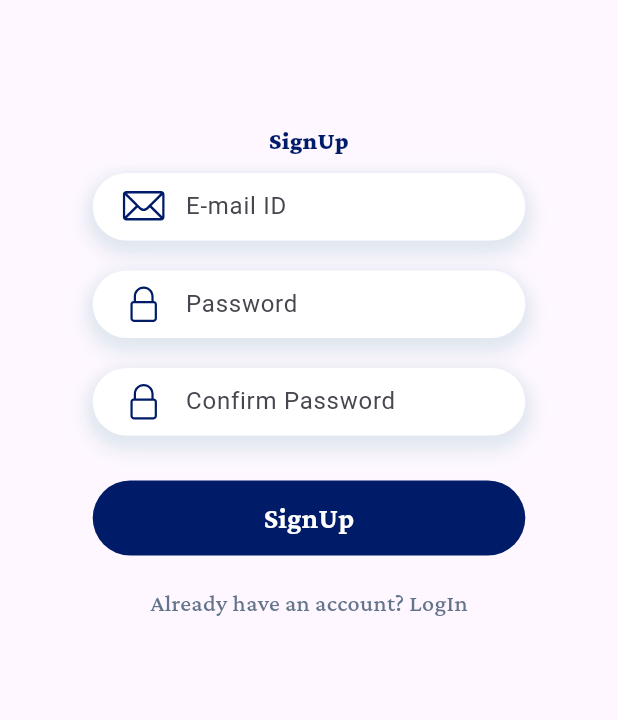
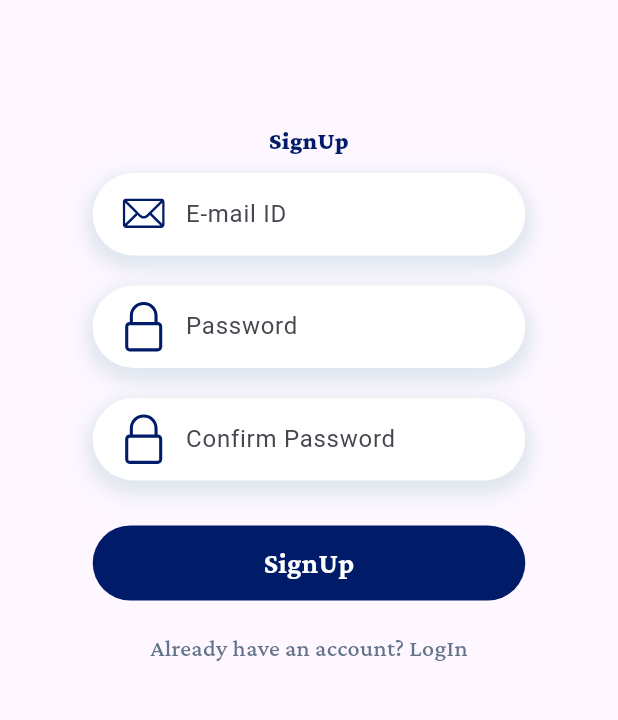
Before and after one commit to manojbhatta500/Genie, a Flutter app: the SignUpScreen screen opened directly, on a phone screen of 412 x 824 dp, the part 219-939 px from its top. Run offline on Flutter 3.47's test engine with Material 3 defaults, Android fonts, the phone set to English and light mode, and no system bars; our stand-ins replace flutter_svg, google_fonts, lottie.

Commit message:
jun 17 completed

```diff
--- a/lib/features/auth/widgets/custom_form_feild.dart
+++ b/lib/features/auth/widgets/custom_form_feild.dart
@@ -41,7 +41,7 @@ class _CustomTextFormFieldState extends State<CustomTextFormField> {
 
     return Container(
       margin: EdgeInsets.symmetric(vertical: 10),
-      height: 45,
+      height: 55,
       width: 0.7 * width,
       // Remove horizontal padding to eliminate extra space
       padding: EdgeInsets.symmetric(vertical: 10, horizontal: 10),
--- a/lib/features/auth/widgets/message_widgets.dart
+++ b/lib/features/auth/widgets/message_widgets.dart
@@ -30,7 +30,7 @@ class SenderMessageWidget extends StatelessWidget {
           ),
           SvgPicture.asset(
             'assets/man.svg',
-            height: 25,
+            height: 35,
           ),
           SizedBox(
             width: 10,
@@ -59,7 +59,7 @@ class ReceiverMessageWidget extends StatelessWidget {
           ),
           SvgPicture.asset(
             'assets/robat.svg',
-            height: 25,
+            height: 35,
           ),
           Container(
             margin: const EdgeInsets.symmetric(vertical: 10, horizontal: 10),
--- a/lib/features/auth/widgets/password_form.dart
+++ b/lib/features/auth/widgets/password_form.dart
@@ -29,7 +29,7 @@ class _PasswordFormState extends State<PasswordForm> {
 
     return Container(
       margin: EdgeInsets.symmetric(vertical: 10),
-      height: 45,
+      height: 55,
       width: 0.7 * width,
       // Remove horizontal padding to eliminate extra space
       padding: EdgeInsets.symmetric(vertical: 10, horizontal: 10),
```
